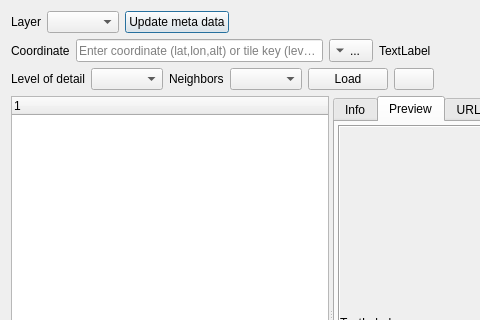
Before: the Qt Designer form plugins/osgearth/TileInspectorDialog.ui in aroth-fastprotect/sgi, drawn with Qt 5; both pictures show x 0 to 480 and y 0 to 320 of the 689 by 551 pixel window.
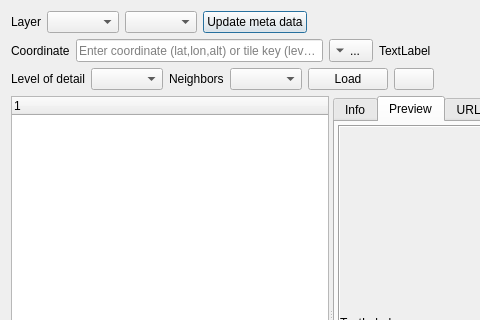
After: the same form once the commit is applied. Icons and pictures are not drawn.

Commit message: add option to load image/elevation from layer, tilesource or cache

What changed in the file:
```diff
--- a/plugins/osgearth/TileInspectorDialog.ui
+++ b/plugins/osgearth/TileInspectorDialog.ui
@@ -39,6 +39,9 @@
        </property>
       </widget>
      </item>
+     <item>
+      <widget class="QComboBox" name="layerSource"/>
+     </item>
      <item>
       <widget class="QPushButton" name="updateMetaDataButton">
        <property name="text">
```
Left out of the diff: 25 changed lines with no effect on the pictures. The commit also changes 4 other files.
